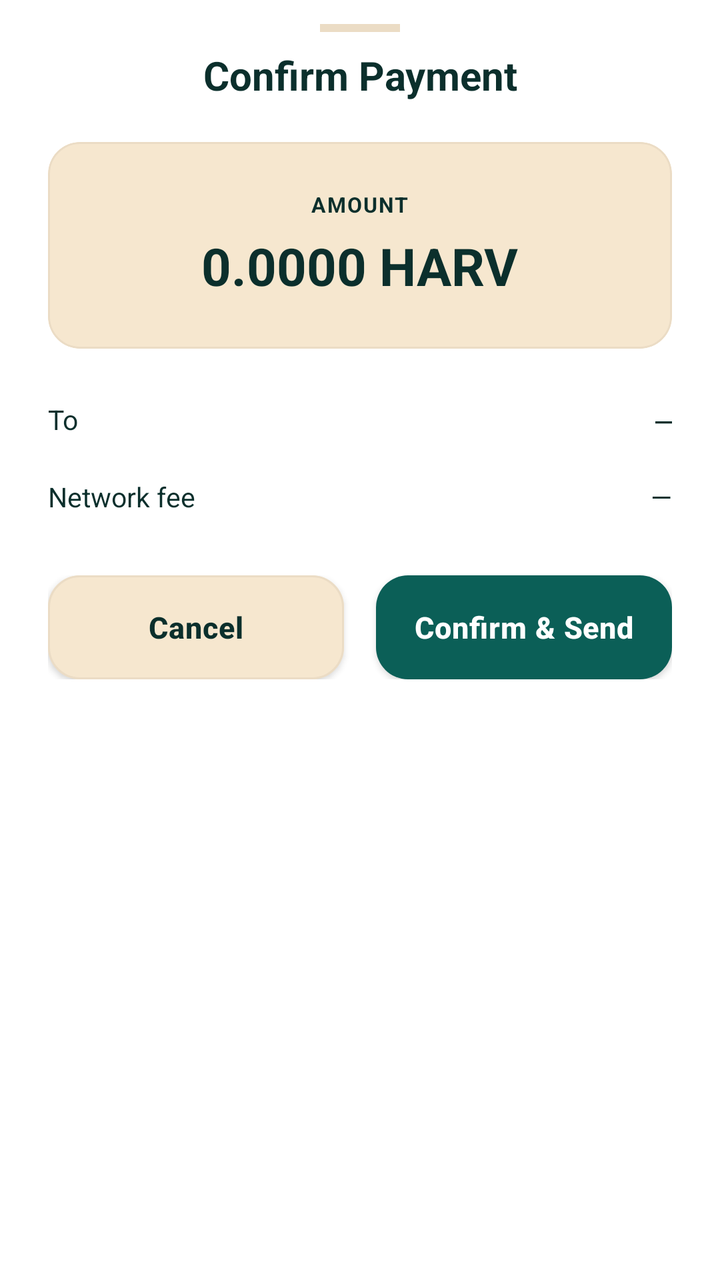
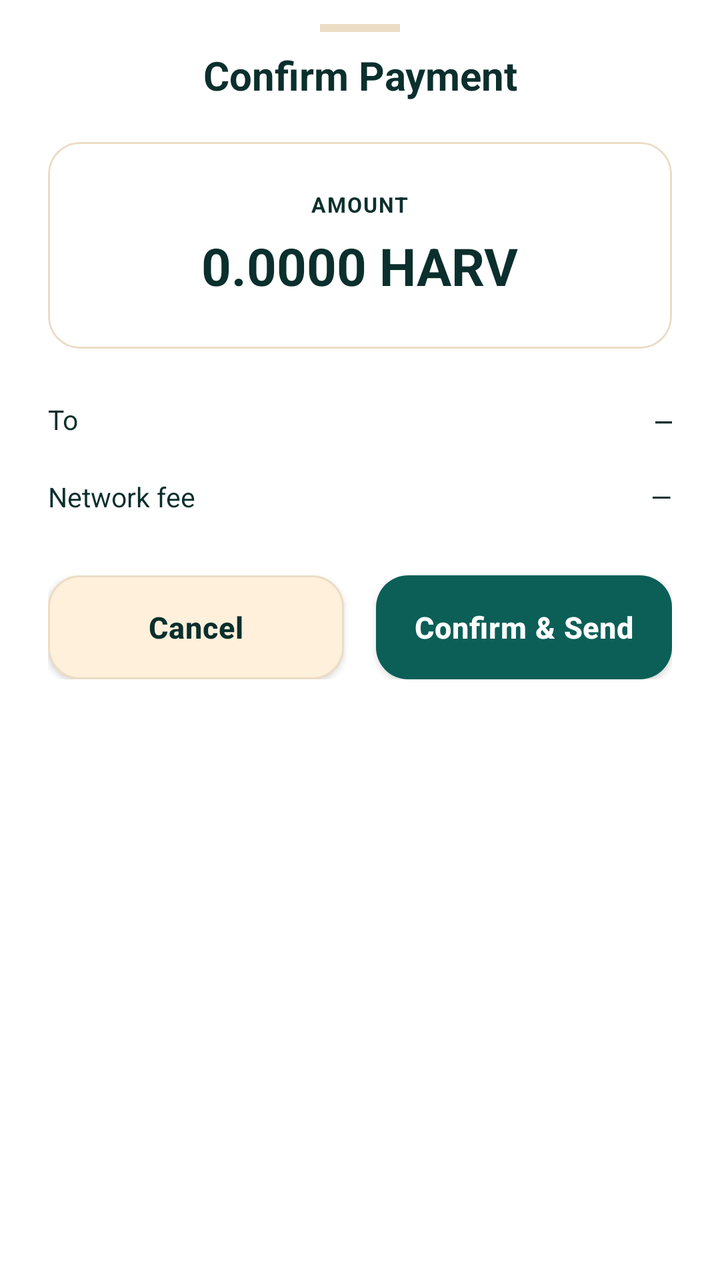

Two renders of the same Android screen: before a commit and after it. Below are the layout's source before the change and the commit's diff.
<!-- AndroidManifest.xml: application theme AppTheme -->
<!-- res/layout/bottom_sheet_payment_confirm.xml -->
<LinearLayout
	xmlns:android="http://schemas.android.com/apk/res/android"
	xmlns:app="http://schemas.android.com/apk/res-auto"
	xmlns:tools="http://schemas.android.com/tools"
	android:id="@+id/sheet_root"
	android:layout_width="match_parent"
	android:layout_height="wrap_content"
	android:orientation="vertical"
	android:background="?attr/colorSurface">
	<LinearLayout
		android:id="@+id/linear38"
		android:layout_width="match_parent"
		android:layout_height="wrap_content"
		android:paddingTop="12dp"
		android:paddingBottom="8dp"
		android:background="?attr/colorSurface"
		android:gravity="center_horizontal">
		<View
			android:id="@+id/view39"
			android:layout_width="40dp"
			android:layout_height="4dp"
			android:background="@color/colorCardStroke" />
	</LinearLayout>
	<LinearLayout
		android:id="@+id/linear40"
		android:layout_width="match_parent"
		android:layout_height="wrap_content"
		android:paddingBottom="24dp"
		android:orientation="vertical"
		android:paddingHorizontal="24dp">
		<TextView
			android:id="@+id/tv_confirm_title"
			android:layout_width="match_parent"
			android:layout_height="wrap_content"
			android:gravity="center_horizontal|center_vertical"
			android:text="Confirm Payment"
			android:textSize="20sp"
			android:textStyle="bold"
			android:focusable="false" />
		<com.google.android.material.card.MaterialCardView
			android:id="@+id/cardview4"
			android:layout_width="match_parent"
			android:layout_height="wrap_content"
			android:layout_marginTop="20dp"
			app:cardBackgroundColor="@color/colorSurfaceRaised"
			app:cardCornerRadius="16dp"
			app:cardElevation="0dp"
			app:strokeWidth="1dp"
			app:strokeColor="@color/colorCardStroke">
			<LinearLayout
				android:id="@+id/linear41"
				android:layout_width="match_parent"
				android:layout_height="wrap_content"
				android:padding="24dp"
				android:gravity="center_horizontal|center_vertical"
				android:orientation="vertical">
				<TextView
					android:id="@+id/tv_confirm_label"
					android:layout_width="wrap_content"
					android:layout_height="wrap_content"
					android:text="AMOUNT"
					android:textStyle="bold"
					android:textSize="10.5sp"
					android:letterSpacing="0.06"
					android:focusable="false" />
				<TextView
					android:id="@+id/tv_confirm_amount"
					android:layout_width="wrap_content"
					android:layout_height="wrap_content"
					android:layout_marginTop="6dp"
					android:text="0.0000 HARV"
					android:textSize="26sp"
					android:textStyle="bold"
					android:focusable="false" />
			</LinearLayout>
		</com.google.android.material.card.MaterialCardView>
		<LinearLayout
			android:id="@+id/linear42"
			android:layout_width="match_parent"
			android:layout_height="wrap_content"
			android:layout_marginTop="16dp"
			android:orientation="vertical">
			<LinearLayout
				android:id="@+id/linear43"
				android:layout_width="match_parent"
				android:layout_height="wrap_content"
				android:gravity="center_vertical"
				android:orientation="horizontal"
				android:paddingVertical="10dp">
				<TextView
					android:id="@+id/textview6"
					android:layout_width="0dp"
					android:layout_height="wrap_content"
					android:text="To"
					android:layout_weight="1"
					android:textSize="13.5sp"
					android:focusable="false" />
				<TextView
					android:id="@+id/tv_confirm_recipient"
					android:layout_width="wrap_content"
					android:layout_height="wrap_content"
					android:text="—"
					android:textSize="13.5sp"
					android:fontFamily="monospace"
					android:focusable="false" />
			</LinearLayout>
			<LinearLayout
				android:id="@+id/row_confirm_memo"
				android:layout_width="match_parent"
				android:layout_height="wrap_content"
				android:gravity="center_vertical"
				android:orientation="horizontal"
				android:paddingVertical="10dp"
				android:visibility="gone">
				<TextView
					android:id="@+id/textview7"
					android:layout_width="0dp"
					android:layout_height="wrap_content"
					android:text="Memo"
					android:layout_weight="1"
					android:textSize="13.5sp"
					android:focusable="false" />
				<TextView
					android:id="@+id/tv_confirm_memo"
					android:layout_width="wrap_content"
					android:layout_height="wrap_content"
					android:textSize="13.5sp"
					android:focusable="false" />
			</LinearLayout>
			<LinearLayout
				android:id="@+id/linear44"
				android:layout_width="match_parent"
				android:layout_height="wrap_content"
				android:gravity="center_vertical"
				android:orientation="horizontal"
				android:paddingVertical="10dp">
				<TextView
					android:id="@+id/textview8"
					android:layout_width="0dp"
					android:layout_height="wrap_content"
					android:text="Network fee"
					android:layout_weight="1"
					android:textSize="13.5sp"
					android:focusable="false" />
				<TextView
					android:id="@+id/tv_confirm_fee"
					android:layout_width="wrap_content"
					android:layout_height="wrap_content"
					android:text="—"
					android:textSize="13.5sp"
					android:focusable="false" />
			</LinearLayout>
		</LinearLayout>
		<LinearLayout
			android:id="@+id/linear45"
			android:layout_width="match_parent"
			android:layout_height="wrap_content"
			android:layout_marginTop="20dp"
			android:orientation="horizontal">
			<com.google.android.material.button.MaterialButton
				android:id="@+id/btn_confirm_cancel"
				android:layout_width="0dp"
				android:layout_height="52dp"
				android:text="Cancel"
				android:textSize="15sp"
				android:textStyle="bold"
				android:textColor="@color/colorTextPrimary"
				android:layout_weight="1"
				android:layout_marginEnd="8dp"
				app:backgroundTint="@color/colorSurfaceRaised"
				app:cornerRadius="16dp"
				app:elevation="0dp"
				app:strokeWidth="1dp"
				app:strokeColor="@color/colorCardStroke"
				android:textAllCaps="false" />
			<com.google.android.material.button.MaterialButton
				android:id="@+id/btn_confirm_send"
				android:layout_width="0dp"
				android:layout_height="52dp"
				android:text="Confirm &amp; Send"
				android:textSize="15sp"
				android:textStyle="bold"
				android:textColor="@color/colorTextOnAccent"
				android:layout_weight="1"
				android:layout_marginStart="8dp"
				app:backgroundTint="@color/colorAccent"
				app:cornerRadius="16dp"
				app:elevation="0dp"
				android:textAllCaps="false" />
		</LinearLayout>
	</LinearLayout>
</LinearLayout>
<!-- resources referenced by this layout -->
<resources>
  <color name="colorAccent">#0B5F57</color>
  <color name="colorCardStroke">#EBDCC5</color>
  <color name="colorSurfaceRaised">#F6E7CF</color>
  <color name="colorTextOnAccent">#FFFFFF</color>
  <color name="colorTextPrimary">#0B2F2C</color>
  <style name="HarvanaPopupMenu" parent="Widget.MaterialComponents.PopupMenu">
          <item name="android:popupBackground">@drawable/bg_popup_menu</item>
          <item name="android:popupElevation">10dp</item>
      </style>
  <style name="HarvanaSpinner" parent="Widget.AppCompat.Spinner">
          <item name="android:popupBackground">@color/colorSurface</item>
          <item name="android:dropDownSelector">@color/colorAccentRipple</item>
      </style>
  <style name="HarvanaButton" parent="Widget.MaterialComponents.Button">
          <item name="cornerRadius">12dp</item>
          <item name="android:minHeight">48dp</item>
          <item name="android:insetTop">0dp</item>
          <item name="android:insetBottom">0dp</item>
          <item name="android:paddingStart">16dp</item>
          <item name="android:paddingEnd">16dp</item>
          <item name="android:textAllCaps">false</item>
          <item name="android:textStyle">bold</item>
          <item name="android:textSize">15sp</item>
          <item name="android:letterSpacing">0.02</item>
          <item name="backgroundTint">@color/colorAccent</item>
          <item name="android:textColor">@color/colorTextOnAccent</item>
      </style>
  <!-- drawable ic_nav_back (drawable) -->
  <?xml version="1.0" encoding="utf-8"?>
  <vector xmlns:android="http://schemas.android.com/apk/res/android"
      android:width="24dp" android:height="24dp" android:viewportWidth="24" android:viewportHeight="24"
      android:autoMirrored="true"
      android:tint="?attr/colorControlNormal">
      <path android:fillColor="#FFFFFFFF" android:pathData="M20,11H7.83l5.59,-5.59L12,4l-8,8 8,8 1.41,-1.41L7.83,13H20v-2z" />
  </vector>
  <style name="HarvanaTextView" parent="android:Widget.TextView">
          <item name="android:textColor">@color/colorTextPrimary</item>
      </style>
  <color name="colorBackground">#FFF8EE</color>
  <color name="colorAccentDark">#084A44</color>
  <color name="colorError">#C8443F</color>
  <color name="colorTextPrimaryWhite">#FFFFFF</color>
  <color name="colorControlNormal">#587570</color>
  <color name="colorAccentRipple">#1A0B5F57</color>
  <color name="colorAccentStroke">#330B5F57</color>
  <color name="colorAccentStrong">#053D3A</color>
  <color name="colorSurface">#FFFFFF</color>
  <color name="colorTextSecondary">#3F5F5A</color>
  <color name="colorTextTertiary">#587570</color>
  <!-- drawable bg_popup_menu (drawable) -->
  <?xml version="1.0" encoding="utf-8"?>
  <shape xmlns:android="http://schemas.android.com/apk/res/android" android:shape="rectangle">
      <solid android:color="@color/colorPopupSurface" />
      <stroke android:width="1dp" android:color="@color/colorCardStroke" />
      <corners android:radius="14dp" />
  </shape>
  <style name="HarvanaDialogButton" parent="Widget.MaterialComponents.Button.TextButton.Dialog">
          <item name="android:textColor">@color/colorAccent</item>
          <item name="android:minHeight">48dp</item>
      </style>
  <style name="HarvanaBottomSheetStyle" parent="Widget.MaterialComponents.BottomSheet.Modal">
          <item name="backgroundTint">?attr/colorSurface</item>
          <item name="shapeAppearanceOverlay">@style/HarvanaBottomSheetShape</item>
      </style>
  <color name="colorPopupSurface">#F6E9D2</color>
  <style name="HarvanaBottomSheetShape" parent="">
          <item name="cornerFamily">rounded</item>
          <item name="cornerSizeTopLeft">20dp</item>
          <item name="cornerSizeTopRight">20dp</item>
          <item name="cornerSizeBottomLeft">0dp</item>
          <item name="cornerSizeBottomRight">0dp</item>
      </style>
  <!-- unchanged entries left out for length: 4 -->
</resources>

<!-- the commit's change to res/layout/bottom_sheet_payment_confirm.xml (unified diff, before → after) -->
@@ -42,7 +42,7 @@
 			android:layout_width="match_parent"
 			android:layout_height="wrap_content"
 			android:layout_marginTop="20dp"
-			app:cardBackgroundColor="@color/colorSurfaceRaised"
+			app:cardBackgroundColor="@color/colorSurface"
 			app:cardCornerRadius="16dp"
 			app:cardElevation="0dp"
 			app:strokeWidth="1dp"
<!-- resource entries referenced after the edit -->
@@ -2,9 +2,10 @@
 <resources>
   <color name="colorAccent">#0B5F57</color>
   <color name="colorCardStroke">#EBDCC5</color>
-  <color name="colorSurfaceRaised">#F6E7CF</color>
+  <color name="colorSurfaceRaised">@color/colorSurfaceAlt</color>
   <color name="colorTextOnAccent">#FFFFFF</color>
   <color name="colorTextPrimary">#0B2F2C</color>
+  <color name="colorSurfaceAlt">#FFF0DB</color>
   <style name="HarvanaPopupMenu" parent="Widget.MaterialComponents.PopupMenu">
           <item name="android:popupBackground">@drawable/bg_popup_menu</item>
           <item name="android:popupElevation">10dp</item>
@@ -64,7 +65,7 @@
           <item name="backgroundTint">?attr/colorSurface</item>
           <item name="shapeAppearanceOverlay">@style/HarvanaBottomSheetShape</item>
       </style>
-  <color name="colorPopupSurface">#F6E9D2</color>
+  <color name="colorPopupSurface">@color/colorSurface</color>
   <style name="HarvanaBottomSheetShape" parent="">
           <item name="cornerFamily">rounded</item>
           <item name="cornerSizeTopLeft">20dp</item>
